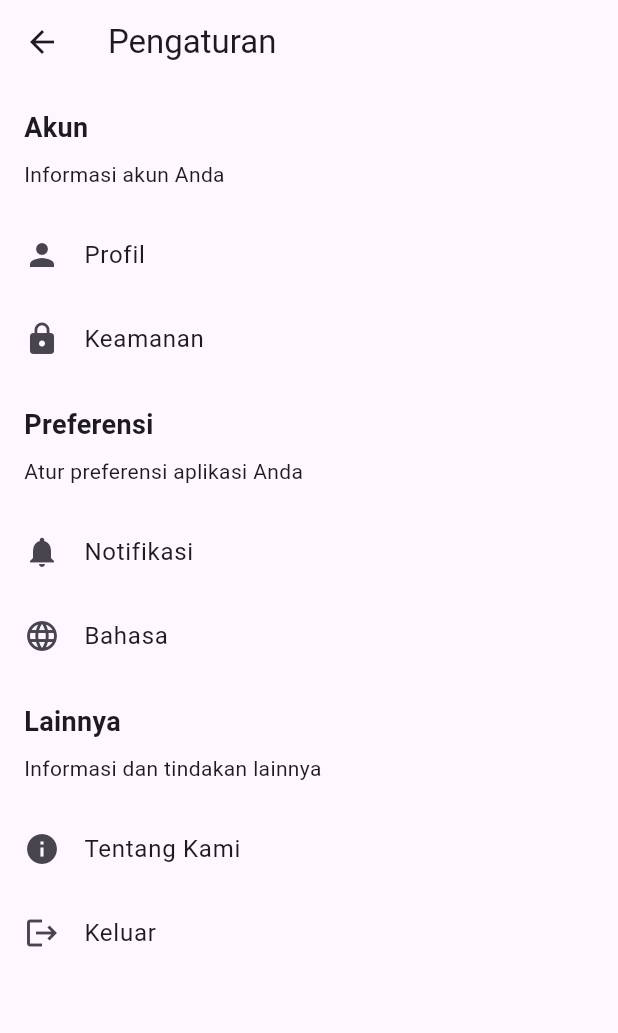
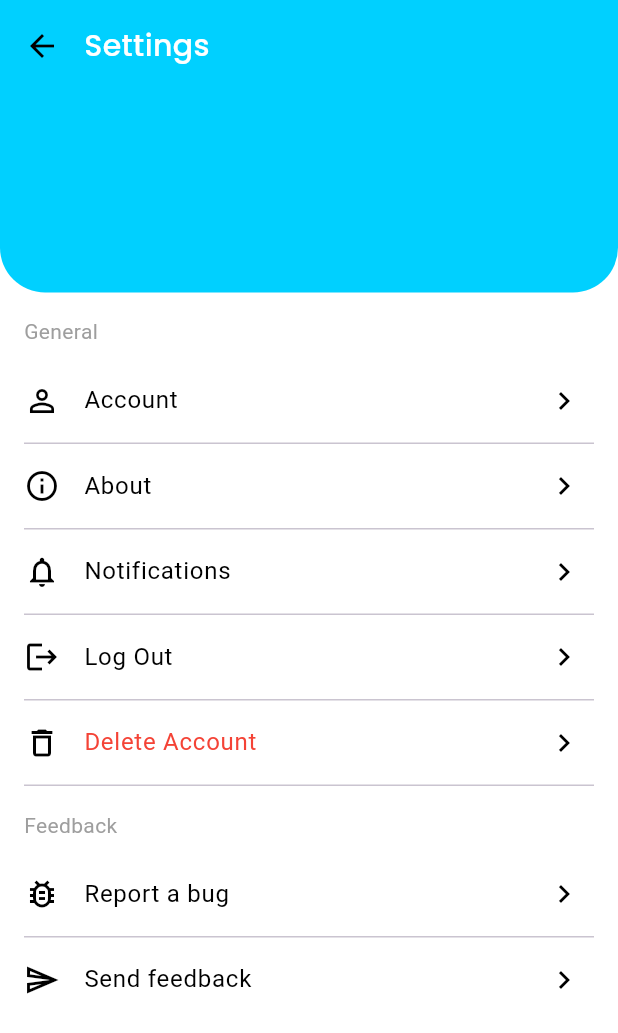
Before and after one commit to SIRxRIS/Kostku, a Flutter app: the ProfileScreen screen opened directly, scrolled down 80 dp, after a tap on "Setting", on a phone screen of 412 x 824 dp. Shown: the top 1033 px of the screen. Run offline on Flutter 3.47's test engine with Material 3 defaults, Android fonts, the phone set to English and light mode, and no system bars; our stand-ins replace font_awesome_flutter, google_fonts.

Commit message:
Menambahkan tampilan setting

```diff
--- a/lib/login.dart
+++ b/lib/login.dart
@@ -55,7 +55,7 @@ class _LoginPageState extends State<LoginPage> {
                       text: TextSpan(
                         children: [
                           TextSpan(
-                            text: 'kost',
+                            text: 'Kost',
                             style: GoogleFonts.poppins(
                               fontSize: 36,
                               fontWeight: FontWeight.bold,
--- a/lib/profile.dart
+++ b/lib/profile.dart
@@ -120,7 +120,7 @@ class ProfileScreen extends StatelessWidget {
                       showChevron: true,
                       iconColor: Colors.blue,
                       onPressed: () {
-                        // Handle favorite action
+                        _showKostDialog(context);
                       },
                     ),
                     ProfileMenuItem(
@@ -155,7 +155,7 @@ class ProfileScreen extends StatelessWidget {
                         Navigator.push(
                           context,
                           MaterialPageRoute(
-                              builder: (context) => SettingsPage()),
+                              builder: (context) => SettingsScreen()),
                         );
                       },
                     ),
@@ -196,7 +196,7 @@ class ProfileScreen extends StatelessWidget {
                     // Version info
                     Center(
                       child: Text(
-                        'Versi 1.2.22',
+                        'Versi 0.1',
                         style: GoogleFonts.poppins(
                           color: Colors.grey,
                           fontSize: 12,
@@ -254,6 +254,35 @@ class ProfileScreen extends StatelessWidget {
           ],
         ),
       ),
+    );
+  }
+
+  void _showKostDialog(BuildContext context) {
+    showDialog(
+      context: context,
+      builder: (BuildContext context) {
+        return AlertDialog(
+          title: Text("Kelola Kostku"),
+          content: Text(
+              "Anda belum mendaftar sebagai penyedia kost. Ingin mendaftar?"),
+          actions: [
+            TextButton(
+              onPressed: () {
+                Navigator.pop(context); // Tutup dialog
+              },
+              child: Text("Tidak"),
+            ),
+            TextButton(
+              onPressed: () {
+                Navigator.pop(context);
+                // Navigasi ke halaman pendaftaran penyedia kost
+                Navigator.pushNamed(context, "/registerKost");
+              },
+              child: Text("Daftar"),
+            ),
+          ],
+        );
+      },
     );
   }
 }
--- a/lib/register.dart
+++ b/lib/register.dart
@@ -60,7 +60,7 @@ class _RegisterPageState extends State<RegisterPage> {
                       text: TextSpan(
                         children: [
                           TextSpan(
-                            text: 'kost',
+                            text: 'Kost',
                             style: GoogleFonts.poppins(
                               fontSize: 36,
                               fontWeight: FontWeight.bold,
--- a/lib/setting.dart
+++ b/lib/setting.dart
@@ -1,116 +1,172 @@
 import 'package:flutter/material.dart';
+import 'package:google_fonts/google_fonts.dart';
 
-class SettingsPage extends StatelessWidget {
-  const SettingsPage({Key? key}) : super(key: key);
+class SettingsScreen extends StatelessWidget {
+  const SettingsScreen({Key? key}) : super(key: key);
 
   @override
   Widget build(BuildContext context) {
     return Scaffold(
-      appBar: AppBar(
-        title: const Text('Pengaturan'),
+      backgroundColor: Colors.white,
+      body: Column(
+        children: [
+          Container(
+            padding: EdgeInsets.only(
+              top: MediaQuery.of(context).padding.top + 16,
+              bottom: 150,
+              left: 16,
+              right: 16,
             ),
-      body: ListView(
-        children: [
-          // Bagian Akun
-          Padding(
-            padding: const EdgeInsets.all(16.0),
-            child: Column(
-              crossAxisAlignment: CrossAxisAlignment.start,
-              children: const [
-                Text(
-                  'Akun',
-                  style: TextStyle(
-                    fontSize: 18.0,
-                    fontWeight: FontWeight.bold,
+            decoration: const BoxDecoration(
+              color: Color(0xFF00D0FF),
+              borderRadius: BorderRadius.only(
+                bottomLeft: Radius.circular(30),
+                bottomRight: Radius.circular(30),
               ),
             ),
-                SizedBox(height: 8.0),
-                Text('Informasi akun Anda'),
+            child: Row(
+              children: [
+                GestureDetector(
+                  onTap: () => Navigator.pop(context),
+                  child: const Icon(
+                    Icons.arrow_back,
+                    color: Colors.black,
+                  ),
+                ),
+                const SizedBox(width: 16),
+                Text(
+                  'Settings',
+                  style: GoogleFonts.poppins(
+                    fontSize: 20,
+                    fontWeight: FontWeight.w500,
+                    color: Colors.white,
+                  ),
+                ),
+                const SizedBox(height: 20),
               ],
             ),
           ),
-          ListTile(
-            leading: const Icon(Icons.person),
-            title: const Text('Profil'),
+          Expanded(
+            child: SingleChildScrollView(
+              child: Column(
+                crossAxisAlignment: CrossAxisAlignment.start,
+                children: [
+                  const Padding(
+                    padding: EdgeInsets.only(left: 16, top: 16, bottom: 8),
+                    child: Text(
+                      'General',
+                      style: TextStyle(
+                        color: Colors.grey,
+                        fontSize: 14,
+                      ),
+                    ),
+                  ),
+                  _buildSettingItem(
+                    context,
+                    icon: Icons.person_outline,
+                    title: 'Account',
                     onTap: () {
-              // Navigasi ke halaman profil
+                      // Handle account tap
                     },
                   ),
-          ListTile(
-            leading: const Icon(Icons.lock),
-            title: const Text('Keamanan'),
+                  _buildSettingItem(
+                    context,
+                    icon: Icons.info_outline,
+                    title: 'About',
                     onTap: () {
-              // Navigasi ke halaman keamanan
+                      // Handle about tap
                     },
                   ),
-
-          // Bagian Preferensi
-          Padding(
-            padding: const EdgeInsets.all(16.0),
-            child: Column(
-              crossAxisAlignment: CrossAxisAlignment.start,
-              children: const [
-                Text(
-                  'Preferensi',
+                  _buildSettingItem(
+                    context,
+                    icon: Icons.notifications_outlined,
+                    title: 'Notifications',
+                    onTap: () {
+                      // Handle notifications tap
+                    },
+                  ),
+                  _buildSettingItem(
+                    context,
+                    icon: Icons.logout,
+                    title: 'Log Out',
+                    onTap: () {
+                      // Handle log out tap
+                    },
+                  ),
+                  _buildSettingItem(
+                    context,
+                    icon: Icons.delete_outline,
+                    title: 'Delete Account',
+                    titleColor: Colors.red,
+                    onTap: () {
+                      // Handle delete account tap
+                    },
+                  ),
+                  const Padding(
+                    padding: EdgeInsets.only(left: 16, top: 16, bottom: 8),
+                    child: Text(
+                      'Feedback',
                       style: TextStyle(
-                    fontSize: 18.0,
-                    fontWeight: FontWeight.bold,
+                        color: Colors.grey,
+                        fontSize: 14,
                       ),
                     ),
-                SizedBox(height: 8.0),
-                Text('Atur preferensi aplikasi Anda'),
+                  ),
+                  _buildSettingItem(
+                    context,
+                    icon: Icons.bug_report_outlined,
+                    title: 'Report a bug',
+                    onTap: () {
+                      // Handle report bug tap
+                    },
+                  ),
+                  _buildSettingItem(
+                    context,
+                    icon: Icons.send_outlined,
+                    title: 'Send feedback',
+                    onTap: () {
+                      // Handle send feedback tap
+                    },
+                    showDivider: false,
+                  ),
                 ],
               ),
             ),
-          ListTile(
-            leading: const Icon(Icons.notifications),
-            title: const Text('Notifikasi'),
-            onTap: () {
-              // Navigasi ke halaman notifikasi
-            },
-          ),
-          ListTile(
-            leading: const Icon(Icons.language),
-            title: const Text('Bahasa'),
-            onTap: () {
-              // Navigasi ke halaman bahasa
-            },
-          ),
-
-          // Bagian Lainnya
-          Padding(
-            padding: const EdgeInsets.all(16.0),
-            child: Column(
-              crossAxisAlignment: CrossAxisAlignment.start,
-              children: const [
-                Text(
-                  'Lainnya',
-                  style: TextStyle(
-                    fontSize: 18.0,
-                    fontWeight: FontWeight.bold,
-                  ),
-                ),
-                SizedBox(height: 8.0),
-                Text('Informasi dan tindakan lainnya'),
-              ],
-            ),
-          ),
-          ListTile(
-            leading: const Icon(Icons.info),
-            title: const Text('Tentang Kami'),
-            onTap: () {
-              // Navigasi ke halaman tentang kami
-            },
-          ),
-          ListTile(
-            leading: const Icon(Icons.logout),
-            title: const Text('Keluar'),
-            onTap: () {
-              // Log out dari aplikasi
-            },
           ),
         ],
       ),
     );
   }
+
+  Widget _buildSettingItem(
+    BuildContext context, {
+    required IconData icon,
+    required String title,
+    required VoidCallback onTap,
+    Color? titleColor,
+    bool showDivider = true,
+  }) {
+    return Column(
+      children: [
+        ListTile(
+          leading: Icon(icon, color: Colors.black),
+          title: Text(
+            title,
+            style: TextStyle(
+              color: titleColor ?? Colors.black,
+              fontSize: 16,
+            ),
+          ),
+          trailing: const Icon(Icons.chevron_right, color: Colors.black),
+          onTap: onTap,
+        ),
+        if (showDivider)
+          const Divider(
+            height: 1,
+            indent: 16,
+            endIndent: 16,
+          ),
+      ],
+    );
   }
+}
```
Lines whose indentation alone changed are shown as unchanged.
